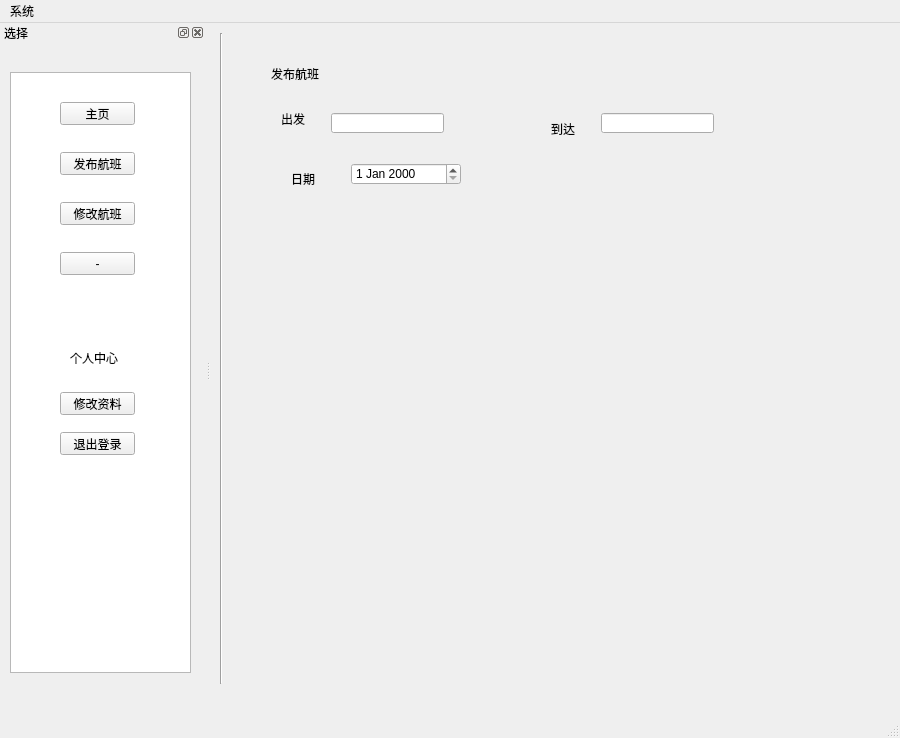
This is AAMS/UI/Airline_User.ui in LFNL-scholar/PyQt-Game-Utility-Collection as Qt 5 draws it before an edit. The edited form follows.
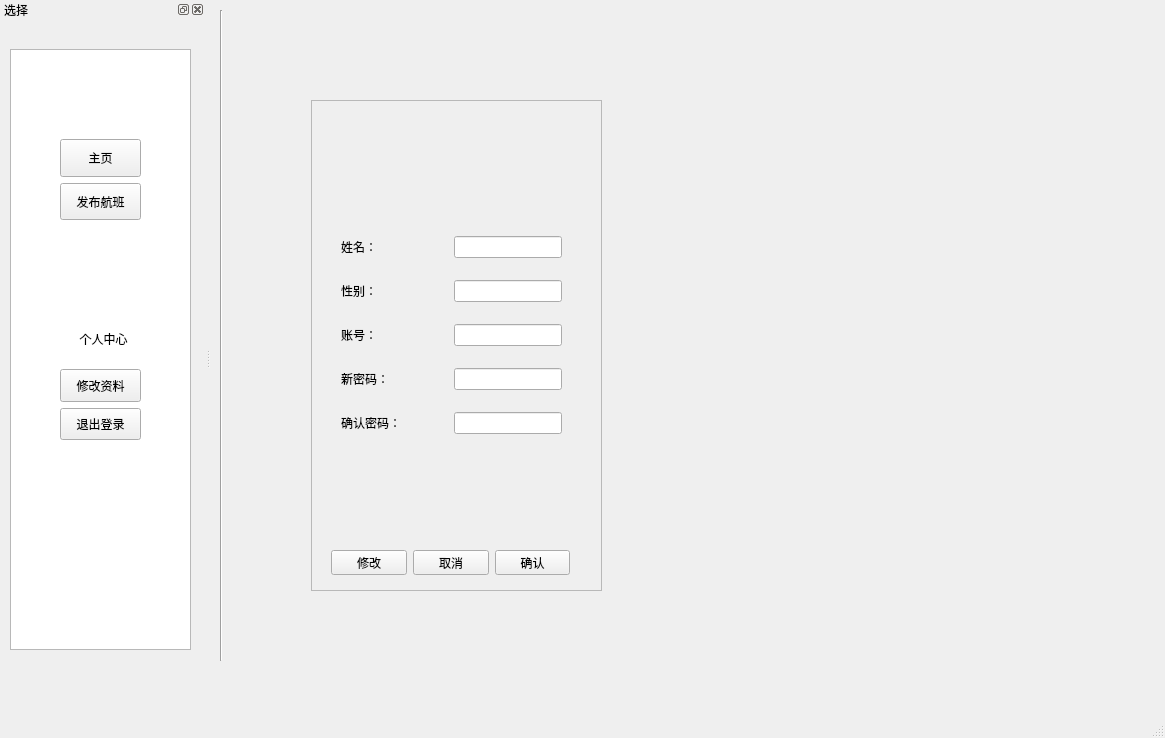
This is the edited form. Icons and pictures are not drawn.

```diff
--- a/AAMS/UI/Airline_User.ui
+++ b/AAMS/UI/Airline_User.ui
@@ -6,10 +6,22 @@
    <rect>
     <x>0</x>
     <y>0</y>
-    <width>900</width>
+    <width>1165</width>
     <height>738</height>
    </rect>
   </property>
+  <property name="minimumSize">
+   <size>
+    <width>1165</width>
+    <height>738</height>
+   </size>
+  </property>
+  <property name="maximumSize">
+   <size>
+    <width>1165</width>
+    <height>738</height>
+   </size>
+  </property>
   <property name="windowTitle">
    <string>航空联盟管理系统</string>
   </property>
@@ -32,151 +44,440 @@
      <rect>
       <x>20</x>
       <y>10</y>
-      <width>621</width>
+      <width>901</width>
       <height>651</height>
      </rect>
     </property>
     <property name="currentIndex">
-     <number>1</number>
+     <number>2</number>
     </property>
     <widget class="QWidget" name="Home">
-     <widget class="QLabel" name="label_5">
+     <widget class="QLabel" name="label_8">
+      <property name="geometry">
+       <rect>
+        <x>10</x>
+        <y>50</y>
+        <width>861</width>
+        <height>561</height>
+       </rect>
+      </property>
+      <property name="text">
+       <string/>
+      </property>
+      <property name="pixmap">
+       <pixmap resource="images.qrc">:/Images/Home_Airline.png</pixmap>
+      </property>
+      <property name="scaledContents">
+       <bool>true</bool>
+      </property>
+     </widget>
+    </widget>
+    <widget class="QWidget" name="PublishhPage">
+     <widget class="QFrame" name="frame">
       <property name="geometry">
        <rect>
         <x>60</x>
-        <y>70</y>
-        <width>151</width>
-        <height>41</height>
+        <y>150</y>
+        <width>271</width>
+        <height>411</height>
        </rect>
       </property>
-      <property name="font">
-       <font>
-        <family>方正姚体</family>
-        <pointsize>15</pointsize>
-       </font>
+      <property name="frameShape">
+       <enum>QFrame::StyledPanel</enum>
+      </property>
+      <property name="frameShadow">
+       <enum>QFrame::Raised</enum>
+      </property>
+      <widget class="QWidget" name="layoutWidget">
+       <property name="geometry">
+        <rect>
+         <x>20</x>
+         <y>10</y>
+         <width>221</width>
+         <height>321</height>
+        </rect>
+       </property>
+       <layout class="QVBoxLayout" name="verticalLayout_2">
+        <item>
+         <layout class="QHBoxLayout" name="horizontalLayout">
+          <item>
+           <widget class="QLabel" name="label_5">
+            <property name="text">
+             <string>航班编号：</string>
+            </property>
+           </widget>
+          </item>
+          <item>
+           <widget class="QLineEdit" name="FlightNumberEdit">
+            <property name="sizePolicy">
+             <sizepolicy hsizetype="Fixed" vsizetype="Fixed">
+              <horstretch>0</horstretch>
+              <verstretch>0</verstretch>
+             </sizepolicy>
+            </property>
+           </widget>
+          </item>
+         </layout>
+        </item>
+        <item>
+         <layout class="QHBoxLayout" name="horizontalLayout_2">
+          <item>
+           <widget class="QLabel" name="label_9">
+            <property name="text">
+             <string>出发城市：</string>
+            </property>
+           </widget>
+          </item>
+          <item>
+           <widget class="QLineEdit" name="DepartureCityEdit">
+            <property name="sizePolicy">
+             <sizepolicy hsizetype="Fixed" vsizetype="Fixed">
+              <horstretch>0</horstretch>
+              <verstretch>0</verstretch>
+             </sizepolicy>
+            </property>
+           </widget>
+          </item>
+         </layout>
+        </item>
+        <item>
+         <layout class="QHBoxLayout" name="horizontalLayout_3">
+          <item>
+           <widget class="QLabel" name="label_10">
+            <property name="text">
+             <string>到达城市：</string>
+            </property>
+           </widget>
+          </item>
+          <item>
+           <widget class="QLineEdit" name="ArrivalCityEdit">
+            <property name="sizePolicy">
+             <sizepolicy hsizetype="Fixed" vsizetype="Fixed">
+              <horstretch>0</horstretch>
+              <verstretch>0</verstretch>
+             </sizepolicy>
+            </property>
+           </widget>
+          </item>
+         </layout>
+        </item>
+        <item>
+         <layout class="QHBoxLayout" name="horizontalLayout_6">
+          <item>
+           <widget class="QLabel" name="label_11">
+            <property name="text">
+             <string>出发机场：</string>
+            </property>
+           </widget>
+          </item>
+          <item>
+           <widget class="QLineEdit" name="DepartureAirportEdit">
+            <property name="sizePolicy">
+             <sizepolicy hsizetype="Fixed" vsizetype="Fixed">
+              <horstretch>0</horstretch>
+              <verstretch>0</verstretch>
+             </sizepolicy>
+            </property>
+           </widget>
+          </item>
+         </layout>
+        </item>
+        <item>
+         <layout class="QHBoxLayout" name="horizontalLayout_7">
+          <item>
+           <widget class="QLabel" name="label_12">
+            <property name="text">
+             <string>到达机场：</string>
+            </property>
+           </widget>
+          </item>
+          <item>
+           <widget class="QLineEdit" name="ArrivalAirportEdit">
+            <property name="sizePolicy">
+             <sizepolicy hsizetype="Fixed" vsizetype="Fixed">
+              <horstretch>0</horstretch>
+              <verstretch>0</verstretch>
+             </sizepolicy>
+            </property>
+           </widget>
+          </item>
+         </layout>
+        </item>
+        <item>
+         <layout class="QHBoxLayout" name="horizontalLayout_12">
+          <item>
+           <widget class="QLabel" name="label_13">
+            <property name="text">
+             <string>飞机型号：</string>
+            </property>
+           </widget>
+          </item>
+          <item>
+           <widget class="QLineEdit" name="PlaneTypeEdit">
+            <property name="sizePolicy">
+             <sizepolicy hsizetype="Fixed" vsizetype="Fixed">
+              <horstretch>0</horstretch>
+              <verstretch>0</verstretch>
+             </sizepolicy>
+            </property>
+           </widget>
+          </item>
+         </layout>
+        </item>
+        <item>
+         <layout class="QHBoxLayout" name="horizontalLayout_13">
+          <item>
+           <widget class="QLabel" name="label_15">
+            <property name="text">
+             <string>票价：</string>
+            </property>
+           </widget>
+          </item>
+          <item>
+           <widget class="QLineEdit" name="PriceEdit">
+            <property name="sizePolicy">
+             <sizepolicy hsizetype="Fixed" vsizetype="Fixed">
+              <horstretch>0</horstretch>
+              <verstretch>0</verstretch>
+             </sizepolicy>
+            </property>
+           </widget>
+          </item>
+         </layout>
+        </item>
+       </layout>
+      </widget>
+      <widget class="QPushButton" name="PublishButton">
+       <property name="geometry">
+        <rect>
+         <x>90</x>
+         <y>350</y>
+         <width>81</width>
+         <height>41</height>
+        </rect>
+       </property>
+       <property name="text">
+        <string>发布</string>
+       </property>
+      </widget>
+     </widget>
+     <widget class="QLabel" name="label_49">
+      <property name="geometry">
+       <rect>
+        <x>10</x>
+        <y>50</y>
+        <width>891</width>
+        <height>561</height>
+       </rect>
       </property>
       <property name="text">
-       <string>连接世界的精彩</string>
+       <string/>
+      </property>
+      <property name="pixmap">
+       <pixmap resource="images.qrc">:/Images/Publish.png</pixmap>
+      </property>
+      <property name="scaledContents">
+       <bool>true</bool>
       </property>
      </widget>
+     <zorder>label_49</zorder>
+     <zorder>frame</zorder>
     </widget>
-    <widget class="QWidget" name="SearchPage">
-     <widget class="QLabel" name="label">
+    <widget class="QWidget" name="page">
+     <widget class="QLabel" name="label_48">
       <property name="geometry">
        <rect>
-        <x>50</x>
-        <y>80</y>
-        <width>54</width>
-        <height>12</height>
+        <x>0</x>
+        <y>50</y>
+        <width>891</width>
+        <height>561</height>
        </rect>
       </property>
       <property name="text">
-       <string>出发</string>
+       <string/>
       </property>
-     </widget>
-     <widget class="QLineEdit" name="lineEdit">
-      <property name="geometry">
-       <rect>
-        <x>100</x>
-        <y>80</y>
-        <width>113</width>
-        <height>20</height>
-       </rect>
+      <property name="pixmap">
+       <pixmap resource="images.qrc">:/Images/Modify.png</pixmap>
       </property>
+      <property name="scaledContents">
+       <bool>true</bool>
+      </property>
      </widget>
-     <widget class="QLabel" name="label_2">
+     <widget class="QFrame" name="frame_3">
       <property name="geometry">
        <rect>
-        <x>320</x>
+        <x>80</x>
         <y>90</y>
-        <width>54</width>
-        <height>12</height>
+        <width>291</width>
+        <height>491</height>
        </rect>
       </property>
-      <property name="text">
-       <string>到达</string>
+      <property name="frameShape">
+       <enum>QFrame::StyledPanel</enum>
       </property>
-     </widget>
-     <widget class="QLineEdit" name="lineEdit_2">
-      <property name="geometry">
-       <rect>
-        <x>370</x>
-        <y>80</y>
-        <width>113</width>
-        <height>20</height>
-       </rect>
+      <property name="frameShadow">
+       <enum>QFrame::Raised</enum>
       </property>
+      <widget class="QWidget" name="layoutWidget">
+       <property name="geometry">
+        <rect>
+         <x>20</x>
+         <y>450</y>
+         <width>239</width>
+         <height>25</height>
+        </rect>
+       </property>
+       <layout class="QHBoxLayout" name="horizontalLayout_11">
+        <item>
+         <widget class="QPushButton" name="editButton">
+          <property name="text">
+           <string>修改</string>
+          </property>
+         </widget>
+        </item>
+        <item>
+         <widget class="QPushButton" name="cancelButton">
+          <property name="text">
+           <string>取消</string>
+          </property>
+         </widget>
+        </item>
+        <item>
+         <widget class="QPushButton" name="saveButton">
+          <property name="text">
+           <string>确认</string>
+          </property>
+         </widget>
+        </item>
+       </layout>
+      </widget>
+      <widget class="QWidget" name="layoutWidget_2">
+       <property name="geometry">
+        <rect>
+         <x>30</x>
+         <y>120</y>
+         <width>221</width>
+         <height>231</height>
+        </rect>
+       </property>
+       <layout class="QVBoxLayout" name="verticalLayout">
+        <item>
+         <layout class="QHBoxLayout" name="horizontalLayout_4">
+          <item>
+           <widget class="QLabel" name="label_16">
+            <property name="text">
+             <string>姓名：</string>
+            </property>
+           </widget>
+          </item>
+          <item>
+           <widget class="QLineEdit" name="realnameEdit">
+            <property name="sizePolicy">
+             <sizepolicy hsizetype="Fixed" vsizetype="Fixed">
+              <horstretch>0</horstretch>
+              <verstretch>0</verstretch>
+             </sizepolicy>
+            </property>
+           </widget>
+          </item>
+         </layout>
+        </item>
+        <item>
+         <layout class="QHBoxLayout" name="horizontalLayout_5">
+          <item>
+           <widget class="QLabel" name="label_14">
+            <property name="text">
+             <string>性别：</string>
+            </property>
+           </widget>
+          </item>
+          <item>
+           <widget class="QLineEdit" name="fsexEdit">
+            <property name="sizePolicy">
+             <sizepolicy hsizetype="Fixed" vsizetype="Fixed">
+              <horstretch>0</horstretch>
+              <verstretch>0</verstretch>
+             </sizepolicy>
+            </property>
+           </widget>
+          </item>
+         </layout>
+        </item>
+        <item>
+         <layout class="QHBoxLayout" name="horizontalLayout_8">
+          <item>
+           <widget class="QLabel" name="label_25">
+            <property name="text">
+             <string>账号：</string>
+            </property>
+           </widget>
+          </item>
+          <item>
+           <widget class="QLineEdit" name="fmidEdit">
+            <property name="sizePolicy">
+             <sizepolicy hsizetype="Fixed" vsizetype="Fixed">
+              <horstretch>0</horstretch>
+              <verstretch>0</verstretch>
+             </sizepolicy>
+            </property>
+           </widget>
+          </item>
+         </layout>
+        </item>
+        <item>
+         <layout class="QHBoxLayout" name="horizontalLayout_9">
+          <item>
+           <widget class="QLabel" name="label_24">
+            <property name="text">
+             <string>新密码：</string>
+            </property>
+           </widget>
+          </item>
+          <item>
+           <widget class="QLineEdit" name="newPasswordEdit">
+            <property name="sizePolicy">
+             <sizepolicy hsizetype="Minimum" vsizetype="Fixed">
+              <horstretch>0</horstretch>
+              <verstretch>0</verstretch>
+             </sizepolicy>
+            </property>
+            <property name="echoMode">
+             <enum>QLineEdit::Password</enum>
+            </property>
+           </widget>
+          </item>
+         </layout>
+        </item>
+        <item>
+         <layout class="QHBoxLayout" name="horizontalLayout_10">
+          <item>
+           <widget class="QLabel" name="label_26">
+            <property name="text">
+             <string>确认密码：</string>
+            </property>
+           </widget>
+          </item>
+          <item>
+           <widget class="QLineEdit" name="confirmPasswordEdit">
+            <property name="sizePolicy">
+             <sizepolicy hsizetype="Minimum" vsizetype="Fixed">
+              <horstretch>0</horstretch>
+              <verstretch>0</verstretch>
+             </sizepolicy>
+            </property>
+            <property name="echoMode">
+             <enum>QLineEdit::Password</enum>
+            </property>
+           </widget>
+          </item>
+         </layout>
+        </item>
+       </layout>
+      </widget>
      </widget>
-     <widget class="QLabel" name="label_3">
-      <property name="geometry">
-       <rect>
-        <x>60</x>
-        <y>140</y>
-        <width>54</width>
-        <height>12</height>
-       </rect>
-      </property>
-      <property name="text">
-       <string>日期</string>
-      </property>
-     </widget>
-     <widget class="QDateEdit" name="dateEdit">
-      <property name="geometry">
-       <rect>
-        <x>120</x>
-        <y>130</y>
-        <width>110</width>
-        <height>22</height>
-       </rect>
-      </property>
-     </widget>
-     <widget class="QLabel" name="label_7">
-      <property name="geometry">
-       <rect>
-        <x>40</x>
-        <y>30</y>
-        <width>61</width>
-        <height>21</height>
-       </rect>
-      </property>
-      <property name="text">
-       <string>发布航班</string>
-      </property>
-     </widget>
     </widget>
-    <widget class="QWidget" name="MyOrders">
-     <widget class="QLabel" name="label_6">
-      <property name="geometry">
-       <rect>
-        <x>60</x>
-        <y>50</y>
-        <width>61</width>
-        <height>31</height>
-       </rect>
-      </property>
-      <property name="text">
-       <string>我的订单</string>
-      </property>
-     </widget>
-    </widget>
    </widget>
   </widget>
-  <widget class="QMenuBar" name="menubar">
-   <property name="geometry">
-    <rect>
-     <x>0</x>
-     <y>0</y>
-     <width>900</width>
-     <height>23</height>
-    </rect>
-   </property>
-   <widget class="QMenu" name="menu111">
-    <property name="title">
-     <string>系统</string>
-    </property>
-   </widget>
-   <addaction name="menu111"/>
-  </widget>
   <widget class="QStatusBar" name="statusbar"/>
   <widget class="QDockWidget" name="dockWidget">
    <property name="sizePolicy">
@@ -208,96 +509,97 @@
       </rect>
      </property>
     </widget>
-    <widget class="QPushButton" name="HomeButton">
-     <property name="geometry">
-      <rect>
-       <x>60</x>
-       <y>60</y>
-       <width>75</width>
-       <height>23</height>
-      </rect>
-     </property>
-     <property name="text">
-      <string>主页</string>
-     </property>
-    </widget>
-    <widget class="QPushButton" name="Flight_SearchButton">
-     <property name="geometry">
-      <rect>
-       <x>60</x>
-       <y>110</y>
-       <width>75</width>
-       <height>23</height>
-      </rect>
-     </property>
-     <property name="text">
-      <string>发布航班</string>
-     </property>
-    </widget>
-    <widget class="QPushButton" name="Orders_Button">
-     <property name="geometry">
-      <rect>
-       <x>60</x>
-       <y>160</y>
-       <width>75</width>
-       <height>23</height>
-      </rect>
-     </property>
-     <property name="text">
-      <string>修改航班</string>
-     </property>
-    </widget>
-    <widget class="QPushButton" name="pushButton_4">
-     <property name="geometry">
-      <rect>
-       <x>60</x>
-       <y>210</y>
-       <width>75</width>
-       <height>23</height>
-      </rect>
-     </property>
-     <property name="text">
-      <string>-</string>
-     </property>
-    </widget>
     <widget class="QLabel" name="label_4">
      <property name="geometry">
       <rect>
-       <x>70</x>
+       <x>63</x>
        <y>310</y>
-       <width>54</width>
-       <height>12</height>
+       <width>81</width>
+       <height>20</height>
       </rect>
      </property>
      <property name="text">
       <string>个人中心</string>
      </property>
+     <property name="alignment">
+      <set>Qt::AlignCenter</set>
+     </property>
     </widget>
-    <widget class="QPushButton" name="pushButton_6">
+    <widget class="QWidget" name="layoutWidget">
+     <property name="geometry">
+      <rect>
+       <x>60</x>
+       <y>120</y>
+       <width>81</width>
+       <height>81</height>
+      </rect>
+     </property>
+     <layout class="QVBoxLayout" name="verticalLayout_3">
+      <item>
+       <widget class="QPushButton" name="HomeButton">
+        <property name="sizePolicy">
+         <sizepolicy hsizetype="Preferred" vsizetype="Preferred">
+          <horstretch>0</horstretch>
+          <verstretch>0</verstretch>
+         </sizepolicy>
+        </property>
+        <property name="text">
+         <string>主页</string>
+        </property>
+       </widget>
+      </item>
+      <item>
+       <widget class="QPushButton" name="Flight_SearchButton">
+        <property name="sizePolicy">
+         <sizepolicy hsizetype="Preferred" vsizetype="Preferred">
+          <horstretch>0</horstretch>
+          <verstretch>0</verstretch>
+         </sizepolicy>
+        </property>
+        <property name="text">
+         <string>发布航班</string>
+        </property>
+       </widget>
+      </item>
+     </layout>
+    </widget>
+    <widget class="QWidget" name="layoutWidget">
      <property name="geometry">
       <rect>
        <x>60</x>
        <y>350</y>
-       <width>75</width>
-       <height>23</height>
+       <width>81</width>
+       <height>71</height>
       </rect>
      </property>
-     <property name="text">
-      <string>修改资料</string>
-     </property>
-    </widget>
-    <widget class="QPushButton" name="Quit_Button">
-     <property name="geometry">
-      <rect>
-       <x>60</x>
-       <y>390</y>
-       <width>75</width>
-       <height>23</height>
-      </rect>
-     </property>
-     <property name="text">
-      <string>退出登录</string>
-     </property>
+     <layout class="QVBoxLayout" name="verticalLayout_4">
+      <item>
+       <widget class="QPushButton" name="modifyButton">
+        <property name="sizePolicy">
+         <sizepolicy hsizetype="Preferred" vsizetype="Expanding">
+          <horstretch>0</horstretch>
+          <verstretch>0</verstretch>
+         </sizepolicy>
+        </property>
+        <property name="text">
+         <string>修改资料</string>
+        </property>
+       </widget>
+      </item>
+      <item>
+       <widget class="QPushButton" name="Quit_Button">
+        <property name="sizePolicy">
+         <sizepolicy hsizetype="Preferred" vsizetype="Expanding">
+          <horstretch>0</horstretch>
+          <verstretch>0</verstretch>
+         </sizepolicy>
+        </property>
+        <property name="text">
+         <string>退出登录</string>
+        </property>
+       </widget>
+      </item>
+     </layout>
     </widget>
    </widget>
   </widget>
```
Left out of the diff: 4 changed lines with no effect on the pictures.
